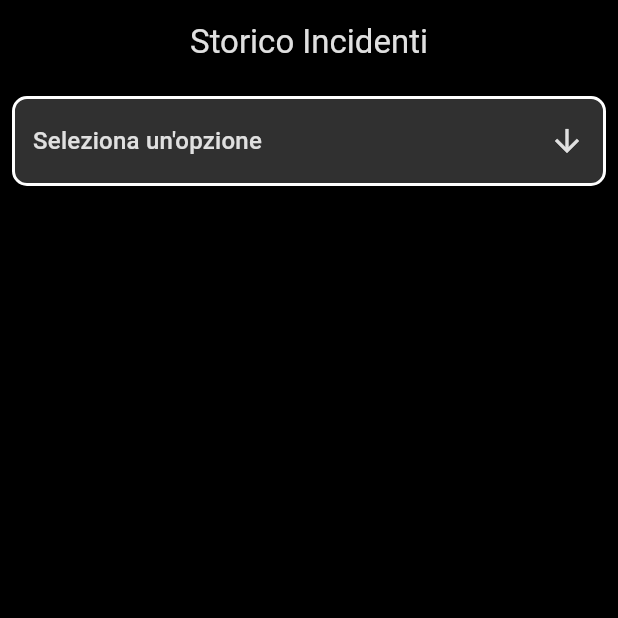
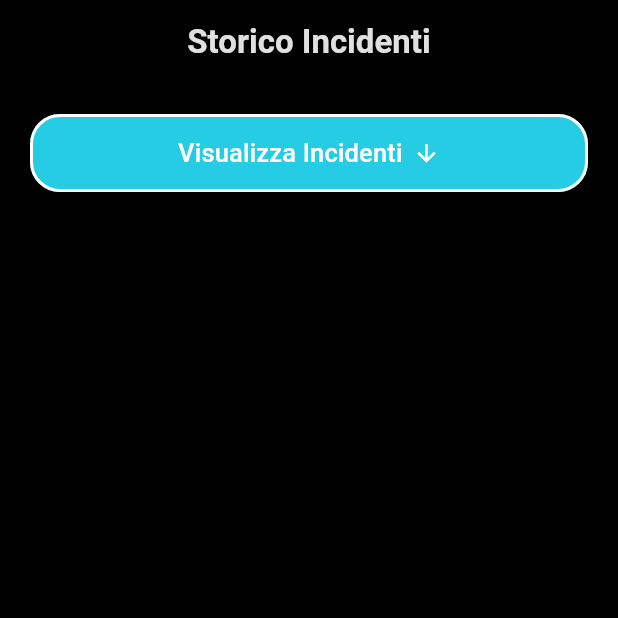
Before and after one commit to UniSalento-IDALab-IoTCourse-2023-2024/wot-Sistema-intelligente-per-riconoscere-urti-Frontend, a Flutter app: the AccidentBrakingPage screen opened directly, on a phone screen of 412 x 824 dp, the top half of it. Run offline on Flutter 3.47's test engine with Material 3 defaults, Android fonts, the phone set to English and light mode, and no system bars; our stand-ins replace fl_chart, flutter_native_splash, flutter_tts, jwt_decoder, shared_preferences, smooth_page_indicator and 1 more; missing offline and left inert: mqtt_client; accounts and stored records are empty; statements that could not run were skipped.

Commit message:
modifica visualizzazione storico incidenti e modifiche varie

```diff
--- a/lib/accidents _braking_page.dart
+++ b/lib/accidents _braking_page.dart
@@ -11,12 +11,10 @@ class AccidentBrakingPage extends StatefulWidget {
 }
 
 class _AccidentBrakingPageState extends State<AccidentBrakingPage> {
-  String? _selectedOption;
   List<String> _incidents = [];
-  List<String> _brakes = [];
   bool _isLoading = false;
   String? _errorMessage;
-
+  bool _isListVisible = false; // Flag per mostrare o nascondere la lista
   String? username;
 
   @override
@@ -38,12 +36,22 @@ class _AccidentBrakingPageState extends State<AccidentBrakingPage> {
   }
 
   Future<void> _loadIncidents() async {
+    if (_isListVisible) {
+      // Se la lista è visibile, la nascondiamo
+      setState(() {
+        _isListVisible = false;
+        _incidents = []; // Svuota la lista degli incidenti
+        _errorMessage = null;
+      });
+      return;
+    }
+
     setState(() {
       _isLoading = true;
       _errorMessage = null;
     });
     try {
-      final response = await http.get(Uri.parse('http://192.168.7.89:5001/api/incidenti/get_incidenti_by_username/$username'));
+      final response = await http.get(Uri.parse('http://192.168.1.13:5001/api/incidenti/get_incidenti_by_username/$username'));
 
       if (response.statusCode == 200) {
         // Verifica il corpo della risposta
@@ -68,6 +76,8 @@ class _AccidentBrakingPageState extends State<AccidentBrakingPage> {
             DateTime dateB = HttpDate.parse(b);
             return dateB.compareTo(dateA);
           });
+
+          _isListVisible = true; // Mostra la lista
         });
       } else {
         setState(() {
@@ -85,54 +95,6 @@ class _AccidentBrakingPageState extends State<AccidentBrakingPage> {
     }
   }
 
-  Future<void> _loadBrakes() async {
-    setState(() {
-      _isLoading = true;
-      _errorMessage = null;
-    });
-    try {
-      final response = await http.get(Uri.parse('http://192.168.7.89:5001/api/frenate/get_frenate_by_username/$username'));
-
-      if (response.statusCode == 200) {
-        // Verifica il corpo della risposta
-        print('Brakes Response body: ${response.body}');
-
-        // Decodifica la risposta JSON come lista
-        final List<dynamic> data = json.decode(response.body);
-
-        // Assicurati che ogni elemento sia una mappa e estrai le frenate
-        setState(() {
-          _brakes = data.map((item) {
-            if (item is Map<String, dynamic>) {
-              return item['date'] as String? ?? 'No brake information';
-            } else {
-              return 'Invalid item format';
-            }
-          }).toList();
-
-          // Ordina le frenate in ordine decrescente (dal più recente)
-          _brakes.sort((a, b) {
-            DateTime dateA = HttpDate.parse(a); // Usa HttpDate.parse()
-            DateTime dateB = HttpDate.parse(b);
-            return dateB.compareTo(dateA);
-          });
-        });
-      } else {
-        setState(() {
-          _errorMessage = 'Failed to load brakes';
-        });
-      }
-    } catch (e) {
-      setState(() {
-        _errorMessage = 'Error fetching brakes: $e';
-      });
-    } finally {
-      setState(() {
-        _isLoading = false;
-      });
-    }
-  }
-
   @override
   Widget build(BuildContext context) {
     return Scaffold(
@@ -140,7 +102,7 @@ class _AccidentBrakingPageState extends State<AccidentBrakingPage> {
       appBar: AppBar(
         title: Text(
           'Storico Incidenti',
-          style: TextStyle(color: Colors.grey[300]),
+          style: TextStyle(color: Colors.grey[300], fontWeight: FontWeight.bold),
         ),
         centerTitle: true,
         backgroundColor: Colors.transparent,
@@ -149,49 +111,38 @@ class _AccidentBrakingPageState extends State<AccidentBrakingPage> {
       body: SingleChildScrollView(
         child: Column(
           children: <Widget>[
-            Padding(
-              padding: const EdgeInsets.all(8.0),
-              child: Container(
-                decoration: BoxDecoration(
-                  color: Colors.grey[850],
-                  borderRadius: BorderRadius.circular(10.0),
-                  border: Border.all(color: Colors.white, width: 2),
+            Center( // Centra il pulsante orizzontalmente
+              child: Padding(
+                padding: const EdgeInsets.symmetric(vertical: 20.0, horizontal: 20.0),
+                child: ElevatedButton(
+                  onPressed: _loadIncidents,
+                  child: Row(
+                    mainAxisAlignment: MainAxisAlignment.center,
+                    children: <Widget>[
+                      Text(_isListVisible ? 'Nascondi Incidenti' : 'Visualizza Incidenti', style: TextStyle(color: Colors.white, fontSize: 17),),
+                      SizedBox(width: 7,),
+                      Icon(_isListVisible ? Icons.arrow_upward_outlined : Icons.arrow_downward_outlined, color: Colors.white,)
+                    ],
                   ),
-                padding: EdgeInsets.symmetric(horizontal: 12, vertical: 4),
-                child: DropdownButton<String>(
-                  value: _selectedOption,
-                  hint: Text(
-                    'Seleziona un\'opzione',
-                    style: TextStyle(color: Colors.grey[300]),
+                  style: ElevatedButton.styleFrom(
+                    padding: EdgeInsets.symmetric(vertical: 14, horizontal: 40),
+                    backgroundColor: Color(0XFF29E2FD).withOpacity(0.9),
+                    shape: RoundedRectangleBorder(
+                      borderRadius: BorderRadius.circular(20),
                     ),
-                  dropdownColor: Colors.grey[850],
-                  icon: Icon(Icons.arrow_downward, color: Colors.grey[300]),
-                  isExpanded: true,
-                  underline: SizedBox(),
-                  items: [
-                    DropdownMenuItem(
-                      value: 'incidents',
-                      child: Text('Incidenti', style: TextStyle(color: Colors.grey[300])),
-                    ),
-                    /*DropdownMenuItem(
-                      value: 'brakes',
-                      child: Text('Frenate', style: TextStyle(color: Colors.grey[300])),
-                    ),*/
-                  ],
-                  onChanged: (String? value) {
-                    setState(() {
-                      _selectedOption = value;
-                      if (value == 'incidents') {
-                        _loadIncidents();
-                      } else if (value == 'brakes') {
-                        _loadBrakes();
-                      }
-                    });
-                  },
+                    side: BorderSide(
+                      color: Colors.white,
+                      width: 2
+                    )
                   ),
                 ),
               ),
-            if (_selectedOption != null)
+            ),
+            if (_isLoading)
+              Center(child: CircularProgressIndicator())
+            else if (_errorMessage != null)
+              Center(child: Text(_errorMessage!, style: TextStyle(color: Colors.red)))
+            else if (_isListVisible && _incidents.isNotEmpty)
                 Container(
                   margin: EdgeInsets.all(8.0),
                   decoration: BoxDecoration(
@@ -199,12 +150,7 @@ class _AccidentBrakingPageState extends State<AccidentBrakingPage> {
                     borderRadius: BorderRadius.circular(10.0),
                     border: Border.all(color: Colors.white, width: 2),
                   ),
-                child: _selectedOption == 'incidents'
-                    ? _isLoading
-                    ? Center(child: CircularProgressIndicator())
-                    : _errorMessage != null
-                    ? Center(child: Text(_errorMessage!, style: TextStyle(color: Colors.red)))
-                    : ListView(
+                  child: ListView(
                     shrinkWrap: true,
                     physics: NeverScrollableScrollPhysics(),
                     children: _incidents.map((incident) {
@@ -220,27 +166,6 @@ class _AccidentBrakingPageState extends State<AccidentBrakingPage> {
                         ),
                       );
                     }).toList(),
-                )
-                    : _isLoading
-                    ? Center(child: CircularProgressIndicator())
-                    : _errorMessage != null
-                    ? Center(child: Text(_errorMessage!, style: TextStyle(color: Colors.red)))
-                    : ListView(
-                  shrinkWrap: true,
-                  physics: NeverScrollableScrollPhysics(),
-                  children: _brakes.map((brake) {
-                    return Container(
-                      decoration: BoxDecoration(
-                        border: Border(bottom: BorderSide(color: Colors.white, width: 1)),
-                      ),
-                      child: ListTile(
-                        title: Text(
-                          brake,
-                          style: TextStyle(color: Colors.grey[300]),
-                        ),
-                      ),
-                    );
-                  }).toList(),
                   ),
                 ),
           ],
--- a/lib/home.dart
+++ b/lib/home.dart
@@ -126,7 +126,7 @@ class _UserPageState extends State<UserPage> {
 
   // Funzione per inviare la richiesta DELETE all'API
   Future<void> _deleteIncident(String id) async {
-    final url = Uri.parse('http://192.168.7.89:5001/api/incidenti/delete/$id');  // Modifica con il tuo URL del server
+    final url = Uri.parse('http://192.168.1.13:5001/api/incidenti/delete/$id');  // Modifica con il tuo URL del server
 
     try {
       final response = await http.delete(url);
@@ -316,7 +316,7 @@ class _UserPageState extends State<UserPage> {
       appBar: AppBar(
         title: Text(
           "Home",
-          style: TextStyle(color: Colors.grey[300]),
+          style: TextStyle(color: Colors.grey[300], fontWeight: FontWeight.bold),
         ),
         centerTitle: true,
         backgroundColor: Colors.transparent,
--- a/lib/login.dart
+++ b/lib/login.dart
@@ -59,7 +59,7 @@ class _LoginFormState extends State<LoginForm> {
       return; // Termina qui se l'utente è admin
     }
 
-    final url = Uri.parse('http://192.168.7.89:5001/api/utenti/login');
+    final url = Uri.parse('http://192.168.1.13:5001/api/utenti/login');
     final response = await http.post(
       url,
       headers: <String, String>{
--- a/lib/myaccountpage.dart
+++ b/lib/myaccountpage.dart
@@ -71,7 +71,7 @@ class _MyAccountPageState extends State<MyAccountPage> {
   }
 
   Future<void> _findUser() async {
-    final url = Uri.parse('http://192.168.7.89:5001/api/utenti/find_by_username/$username');
+    final url = Uri.parse('http://192.168.1.13:5001/api/utenti/find_by_username/$username');
     try {
       final response = await http.get(
         url,
@@ -106,7 +106,7 @@ class _MyAccountPageState extends State<MyAccountPage> {
   }
 
   Future<void> _deleteAccount() async {
-    final url = Uri.parse('http://192.168.7.89:5001/api/utenti/delete/$username'); // Cambia l'URL se necessario
+    final url = Uri.parse('http://192.168.1.13:5001/api/utenti/delete/$username'); // Cambia l'URL se necessario
     try {
       final response = await http.delete(
         url,
@@ -226,7 +226,7 @@ class _MyAccountPageState extends State<MyAccountPage> {
       appBar: AppBar(
         title: Text(
           "Account",
-          style: TextStyle(color: Colors.grey[300]),
+          style: TextStyle(color: Colors.grey[300], fontWeight: FontWeight.bold),
         ),
         centerTitle: true,
         leading: IconButton(
--- a/lib/profile_screen.dart
+++ b/lib/profile_screen.dart
@@ -51,7 +51,7 @@ class _ProfileScreenState extends State<ProfileScreen>{
   }
 
   Future<void> _findUser() async {
-    final url = Uri.parse('http://192.168.7.89:5001/api/utenti/find_by_username/$username'); // Cambia l'URL se necessario
+    final url = Uri.parse('http://192.168.1.13:5001/api/utenti/find_by_username/$username'); // Cambia l'URL se necessario
     try {
       final response = await http.get(
         url,
@@ -96,7 +96,8 @@ class _ProfileScreenState extends State<ProfileScreen>{
         backgroundColor: Colors.black,
         appBar: AppBar(
           title: Text("Impostazioni", style: TextStyle(
-            color: Colors.grey[300],
+              color: Colors.grey[300],
+              fontWeight: FontWeight.bold
           ),),
           centerTitle: true,
           backgroundColor: Colors.transparent,
--- a/lib/signup.dart
+++ b/lib/signup.dart
@@ -47,7 +47,7 @@ class SignUpPage extends StatelessWidget {
     }
 
     // Costruisci la richiesta HTTP
-    final url = Uri.parse('http://192.168.7.89:5001/api/utenti/registrazione');
+    final url = Uri.parse('http://192.168.1.13:5001/api/utenti/registrazione');
     final response = await http.post(
       url,
       headers: <String, String>{
--- a/lib/update_profile_screen.dart
+++ b/lib/update_profile_screen.dart
@@ -38,7 +38,7 @@ class _UpdateProfileScreenState extends State<UpdateProfileScreen> {
   }
 
   Future<void> _updateUser() async {
-    final url = Uri.parse('http://192.168.7.89:5001/api/utenti/update/$username');
+    final url = Uri.parse('http://192.168.1.13:5001/api/utenti/update/$username');
 
     // Crea un oggetto JSON dinamico che includa solo i campi non vuoti
     Map<String, dynamic> body = {};
@@ -93,7 +93,7 @@ class _UpdateProfileScreenState extends State<UpdateProfileScreen> {
       appBar: AppBar(
         title: Text(
           "Modifica Account",
-          style: TextStyle(color: Colors.grey[300]),
+          style: TextStyle(color: Colors.grey[300], fontWeight: FontWeight.bold),
         ),
         centerTitle: true,
         leading: IconButton(
```
Lines whose indentation alone changed are shown as unchanged.
